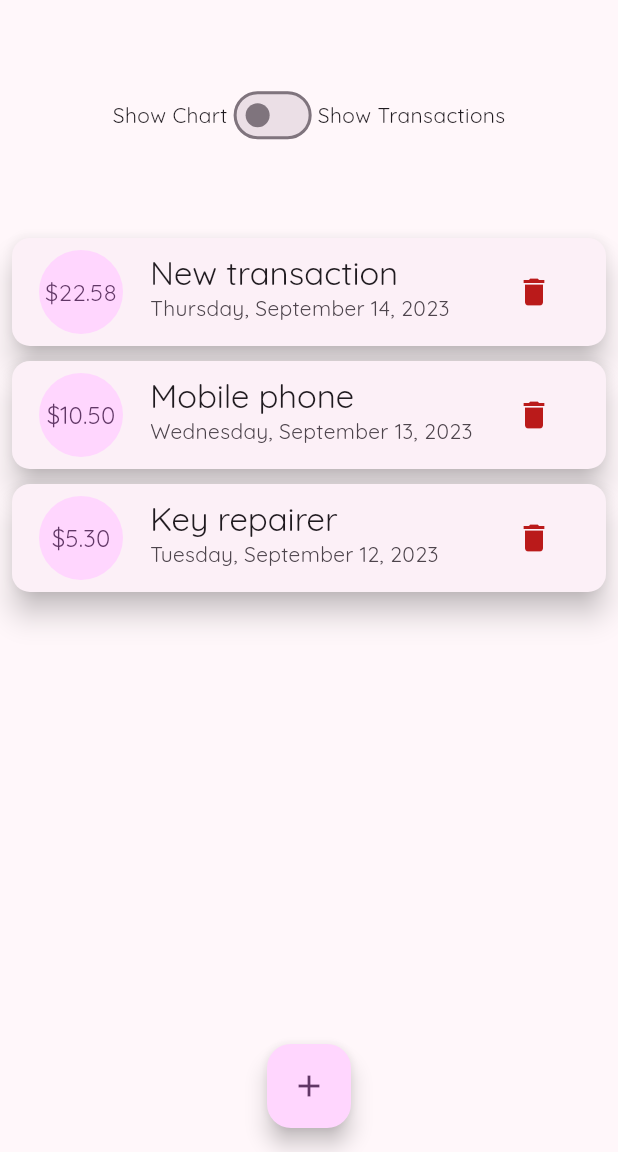
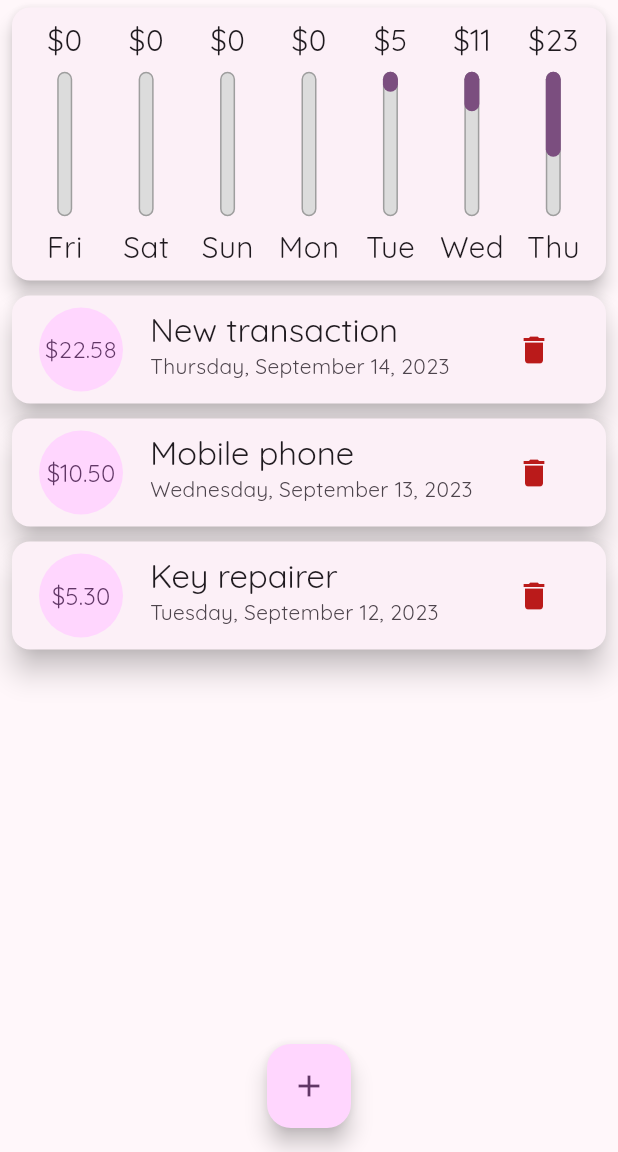
Before and after one commit to RimidalU/spending-during-the-week, a Flutter app: the screen it shows after launch, on a phone screen of 412 x 824 dp, the part 84-1236 px from its top. Run offline on Flutter 3.47's test engine with Material 2 defaults, Android fonts, the phone set to English and light mode, and no system bars.

Commit message:
feat: implement layout selection based on isLandScape

```diff
--- a/lib/main.dart
+++ b/lib/main.dart
@@ -90,6 +90,9 @@ class _MyHomePageState extends State<MyHomePage> {
 
   @override
   Widget build(BuildContext context) {
+    final isLandScape =
+        MediaQuery.of(context).orientation == Orientation.landscape;
+
     final appBar = AppBar(
       backgroundColor: Theme.of(context).colorScheme.inversePrimary,
       title: const Text('Spending during the week.'),
@@ -103,11 +106,24 @@ class _MyHomePageState extends State<MyHomePage> {
       ],
     );
 
+    final transactionsList = SizedBox(
+      height: (MediaQuery.of(context).size.height -
+              appBar.preferredSize.height -
+              MediaQuery.of(context).padding.top) *
+          0.75,
+      child: TransactionsList(
+        transactions: _recentTransactions,
+        removeTransaction: _handleRemoveTransaction,
+      ),
+      // Transactions(),),
+    );
+
     return Scaffold(
       appBar: appBar,
       body: SingleChildScrollView(
         child: Column(
           children: [
+            if (isLandScape)
               SizedBox(
                 height: (MediaQuery.of(context).size.height -
                         appBar.preferredSize.height -
@@ -134,8 +150,8 @@ class _MyHomePageState extends State<MyHomePage> {
                   ],
                 ),
               ),
-            _showChart
-                ? SizedBox(
+            if (!isLandScape)
+              SizedBox(
                 height: (MediaQuery.of(context).size.height -
                         appBar.preferredSize.height -
                         MediaQuery.of(context)
@@ -145,18 +161,21 @@ class _MyHomePageState extends State<MyHomePage> {
                 child: TransactionsChart(
                   recentTransactions: _transactions,
                 ),
-                  )
-                : SizedBox(
+              ),
+            if (!isLandScape) transactionsList,
+            if (isLandScape)
+              _showChart
+                  ? SizedBox(
                       height: (MediaQuery.of(context).size.height -
                               appBar.preferredSize.height -
                               MediaQuery.of(context).padding.top) *
-                        0.75,
-                    child: TransactionsList(
-                      transactions: _recentTransactions,
-                      removeTransaction: _handleRemoveTransaction,
+                          0.75 // status bar height
+                      ,
+                      child: TransactionsChart(
+                        recentTransactions: _transactions,
                       ),
-                    // Transactions(),),
-                  ),
+                    )
+                  : transactionsList,
           ],
         ),
       ),
```
Lines whose indentation alone changed are shown as unchanged.
